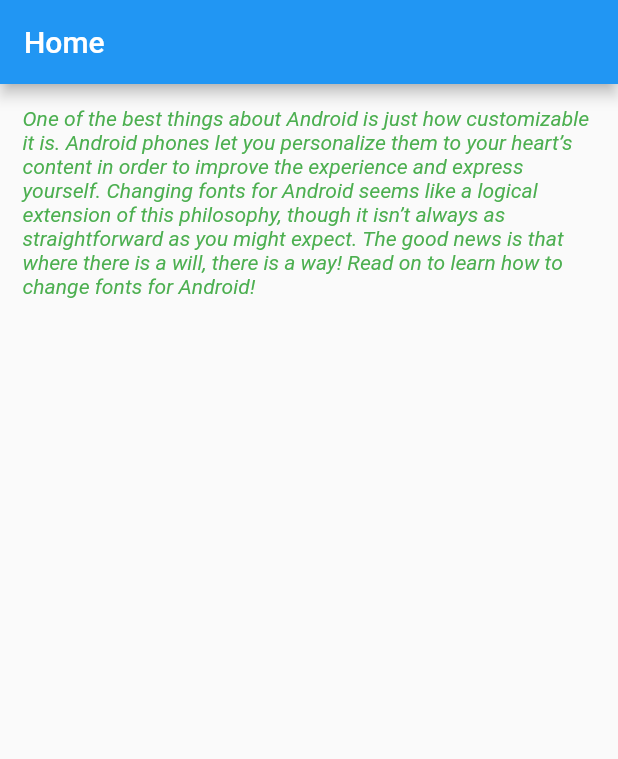
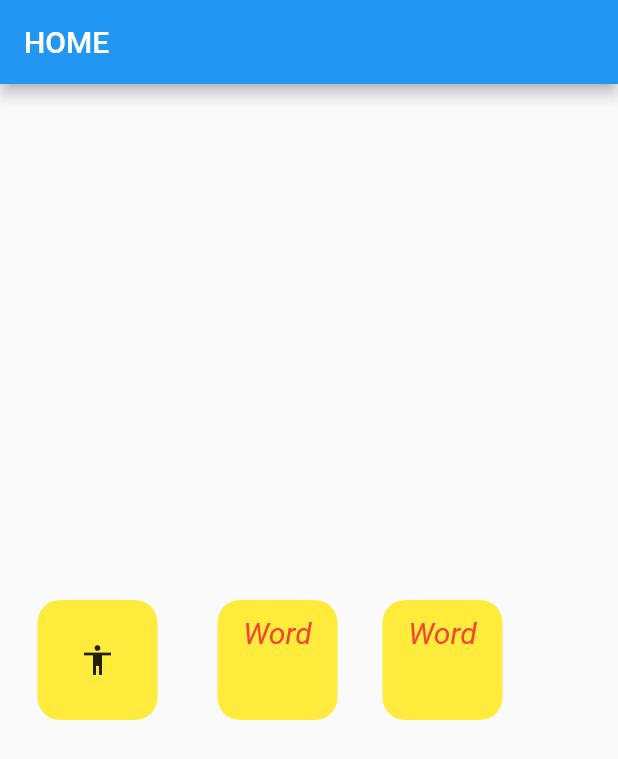
Before and after one commit to mdmasum-shuvo/flutter_widget, a Flutter app: the screen it shows after launch, on a phone screen of 412 x 824 dp. Shown: the top 759 px of the screen. Run offline on Flutter 3.47's test engine with Material 2 defaults, Android fonts, the phone set to English and light mode, and no system bars.

Commit message:
container row

```diff
--- a/lib/main.dart
+++ b/lib/main.dart
@@ -8,21 +8,57 @@ void main() {
 }
 
 class MyApp extends StatelessWidget {
+  final _data='Word';
   @override
   Widget build(BuildContext context) {
     // TODO: implement build
     return Scaffold(
-        appBar: AppBar(
-          title: Text('Home'),
-        ),
-        body: Padding(
-            padding: EdgeInsets.all(15),
-            child: Text(
-                'One of the best things about Android is just how customizable it is. Android phones let you personalize them to your heart’s content in order to improve the experience and express yourself. Changing fonts for Android seems like a logical extension of this philosophy, though it isn’t always as straightforward as you might expect.'
-                ' The good news is that where there is a will, there is a way! '
-                'Read on to learn how to change fonts for Android!',
-                textAlign: TextAlign.left,
+        appBar: AppBar(title: Text("HOME")),
+        body: Row(
+          children: <Widget>[
+            Container(
+                margin: EdgeInsets.all(25),
+                padding: EdgeInsets.all(10),
+                height: 80,
+                width: 80,
+                decoration: BoxDecoration(
+                    color: Colors.yellow, borderRadius: BorderRadius.circular(15)),
+                child: Icon(Icons.accessibility)
+            ),
+            Container(
+              margin: EdgeInsets.all(15),
+              padding: EdgeInsets.all(10),
+              height: 80,
+              width: 80,
+              decoration: BoxDecoration(
+                  color: Colors.yellow, borderRadius: BorderRadius.circular(15)),
+              child: Text(
+                _data,
+                textAlign: TextAlign.center,
                 style: TextStyle(
-                    color: Colors.green, fontStyle: FontStyle.italic))));
+                    color: Colors.red, fontSize: 20, fontStyle: FontStyle.italic),
+              ),
+            ),
+            Container(
+              margin: EdgeInsets.all(15),
+              padding: EdgeInsets.all(10),
+              height: 80,
+              width: 80,
+              decoration: BoxDecoration(
+                  color: Colors.yellow, borderRadius: BorderRadius.circular(15)),
+              child: Text(
+                _data,
+                textAlign: TextAlign.center,
+                style: TextStyle(
+                    color: Colors.red, fontSize: 20, fontStyle: FontStyle.italic),
+              ),
+            ),
+
+            Column(
+              children: <Widget>[
+
+              ],)
+          ],
+        ));
   }
 }
```
Also changed, not shown: 1 other file.
